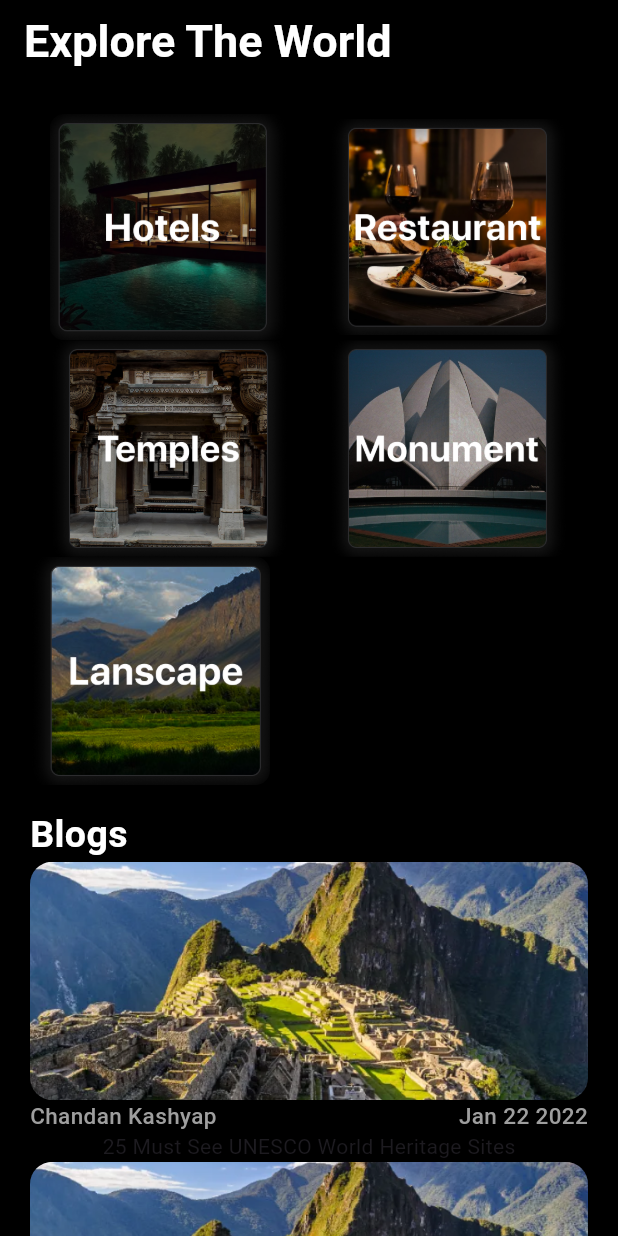
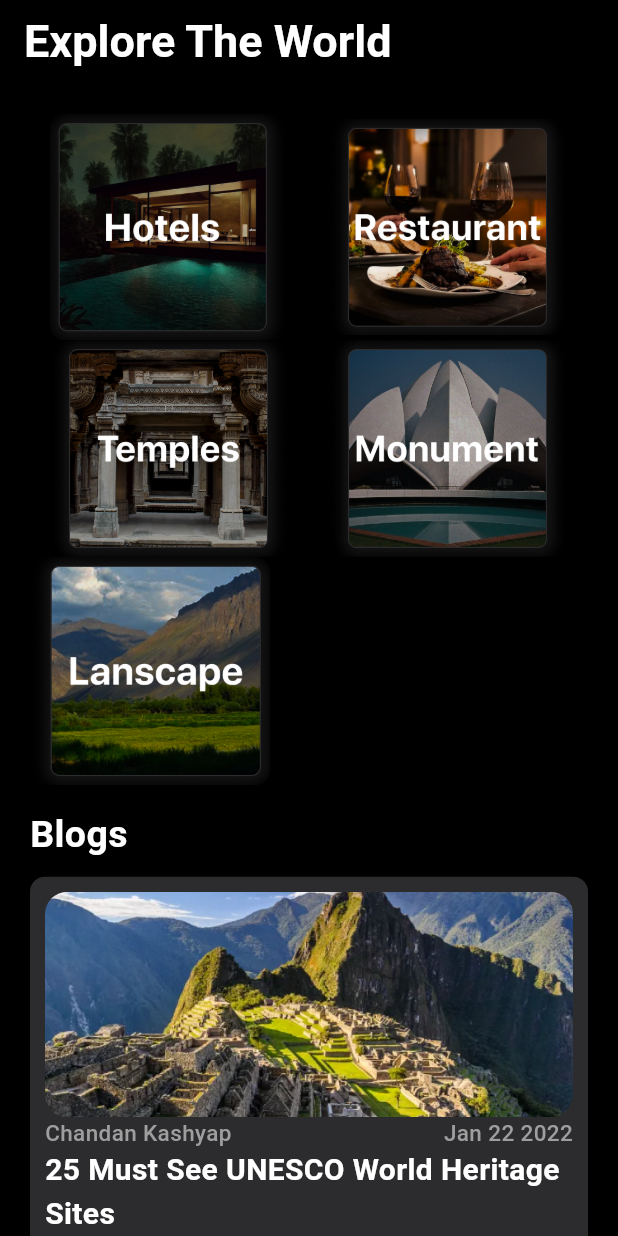
Before and after one commit to YuvrajSingh3110/travel_crew, a Flutter app: the Explore screen opened directly, on a phone screen of 412 x 824 dp. Run offline on Flutter 3.47's test engine with Material 2 defaults, Android fonts, the phone set to English and light mode, and no system bars; our stand-ins replace appwrite, bloc, dropdown_button2, equatable, flutter_bloc, flutter_native_splash and 6 more; accounts and stored records are empty; network calls fail.

Commit message:
completed explore page ui

```diff
--- a/lib/views/explore.dart
+++ b/lib/views/explore.dart
@@ -39,8 +39,9 @@ class _ExploreState extends State<Explore> {
                           child: ClipRRect(
                             borderRadius: BorderRadius.circular(10),
                             child: InkWell(
-                              onTap: (){},
-                              child: Image.asset("lib/assets/images/hotels.png"),
+                              onTap: () {},
+                              child:
+                                  Image.asset("lib/assets/images/hotels.png"),
                             ),
                           ),
                         ),
@@ -49,8 +50,9 @@ class _ExploreState extends State<Explore> {
                           child: ClipRRect(
                             borderRadius: BorderRadius.circular(10),
                             child: InkWell(
-                              onTap: (){},
-                              child: Image.asset("lib/assets/images/restaurants.png"),
+                              onTap: () {},
+                              child: Image.asset(
+                                  "lib/assets/images/restaurants.png"),
                             ),
                           ),
                         ),
@@ -64,8 +66,9 @@ class _ExploreState extends State<Explore> {
                           child: ClipRRect(
                             borderRadius: BorderRadius.circular(10),
                             child: InkWell(
-                              onTap: (){},
-                              child: Image.asset("lib/assets/images/temples.png"),
+                              onTap: () {},
+                              child:
+                                  Image.asset("lib/assets/images/temples.png"),
                             ),
                           ),
                         ),
@@ -74,8 +77,9 @@ class _ExploreState extends State<Explore> {
                           child: ClipRRect(
                             borderRadius: BorderRadius.circular(10),
                             child: InkWell(
-                              onTap: (){},
-                              child: Image.asset("lib/assets/images/monuments.png"),
+                              onTap: () {},
+                              child: Image.asset(
+                                  "lib/assets/images/monuments.png"),
                             ),
                           ),
                         ),
@@ -86,16 +90,25 @@ class _ExploreState extends State<Explore> {
                       child: ClipRRect(
                         borderRadius: BorderRadius.circular(10),
                         child: InkWell(
-                          onTap: (){},
-                          child: Image.asset("lib/assets/images/landscapes.png"),
+                          onTap: () {},
+                          child:
+                              Image.asset("lib/assets/images/landscapes.png"),
                         ),
                       ),
                     ),
                   ],
                 ),
               ),
-              SizedBox(height: 15,),
-              Text("Blogs", style: TextStyle(fontWeight: FontWeight.bold, color: Colors.white, fontSize: 25),),
+              SizedBox(
+                height: 15,
+              ),
+              Text(
+                "Blogs",
+                style: TextStyle(
+                    fontWeight: FontWeight.bold,
+                    color: Colors.white,
+                    fontSize: 25),
+              ),
               Container(
                 height: MediaQuery.of(context).size.height,
                 child: ListView.builder(
@@ -104,8 +117,12 @@ class _ExploreState extends State<Explore> {
                   scrollDirection: Axis.vertical,
                   itemBuilder: (context, index) {
                     return Container(
-                      child: InkWell(
-                        onTap: () {},
+                      padding: EdgeInsets.all(10),
+                      margin: EdgeInsets.symmetric(vertical: 10),
+                      decoration: BoxDecoration(
+                          color: Color(0xff2C2C2E),
+                          borderRadius: BorderRadius.circular(10)
+                      ),
                       child: Column(
                         children: [
                           ClipRRect(
@@ -115,8 +132,7 @@ class _ExploreState extends State<Explore> {
                                 fit: BoxFit.cover,
                               )),
                           Row(
-                              mainAxisAlignment:
-                              MainAxisAlignment.spaceBetween,
+                            mainAxisAlignment: MainAxisAlignment.spaceBetween,
                             children: [
                               Text(
                                 "Chandan Kashyap",
@@ -134,9 +150,37 @@ class _ExploreState extends State<Explore> {
                               )
                             ],
                           ),
-                            Text("25 Must See UNESCO World Heritage Sites")
+                          Column(
+                            crossAxisAlignment: CrossAxisAlignment.start,
+                            children: [
+                              Text(
+                                "25 Must See UNESCO World Heritage Sites",
+                                style: TextStyle(
+                                    fontSize: 20,
+                                    fontWeight: FontWeight.bold,
+                                    color: Colors.white),
+                              ),
+                              Container(
+                                decoration: BoxDecoration(
+                                  color: Colors.blue,
+                                  borderRadius: BorderRadius.circular(10)
+                                ),
+                                padding: EdgeInsets.all(10),
+                                margin: EdgeInsets.symmetric(vertical: 5),
+                                child: InkWell(
+                                    onTap: () {},
+                                    child: Text(
+                                      "Read Article ->",
+                                      style: TextStyle(
+                                          fontSize: 15,
+                                          fontWeight: FontWeight.w400,
+                                          color: Colors.white),
+                                    ),
+                                  ),
+                              ),
                             ],
-                        ),
+                          )
+                        ],
                       ),
                     );
                   },
```
Lines whose indentation alone changed are shown as unchanged.
